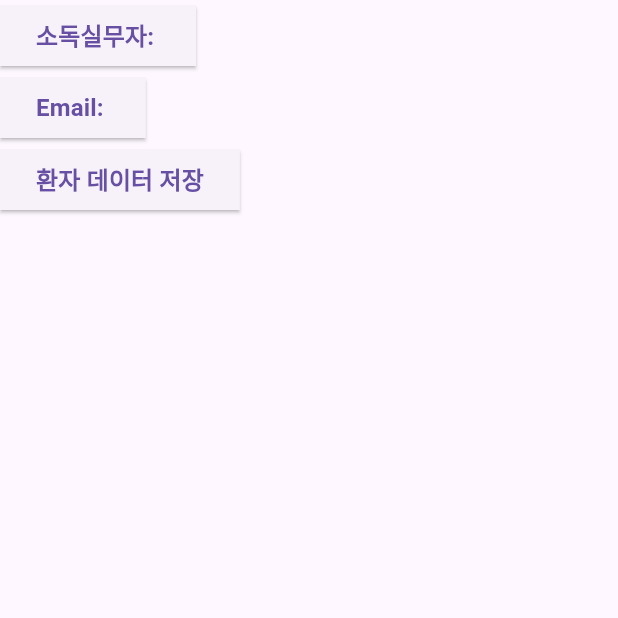
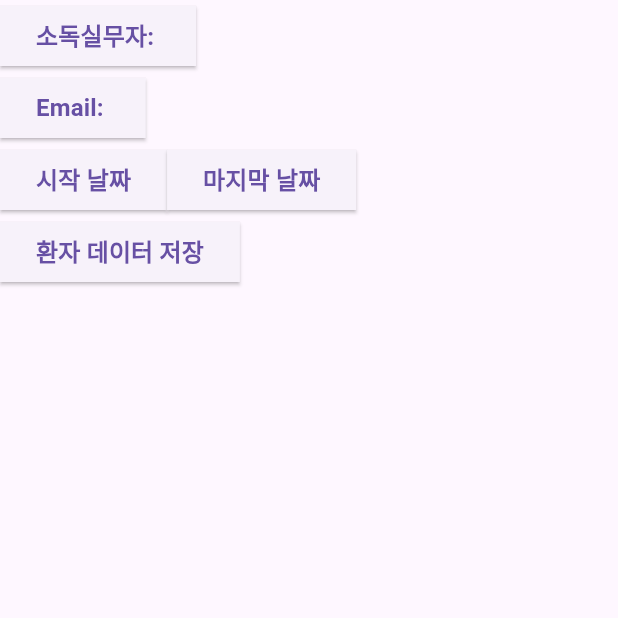
Before and after one commit to kimshinil79/ansung_endo, a Flutter app: the SettingsPage screen opened directly, on a phone screen of 412 x 824 dp, the top half of it. Run offline on Flutter 3.47's test engine with Material 3 defaults, Android fonts, the phone set to English and light mode, and no system bars; our stand-ins replace camera, cloud_firestore, firebase_core, shared_preferences; missing offline and left inert: flutter_email_sender, google_ml_kit, syncfusion_flutter_xlsio; accounts and stored records are empty.

Commit message:
최종 커밋 진짜!!

```diff
--- a/lib/tabs/settings.dart
+++ b/lib/tabs/settings.dart
@@ -5,6 +5,7 @@ import 'package:flutter/material.dart';
 import 'package:shared_preferences/shared_preferences.dart';
 import 'package:cloud_firestore/cloud_firestore.dart';
 import 'package:path_provider/path_provider.dart';
+import 'package:intl/intl.dart';
 
 class SettingsPage extends StatefulWidget {
   @override
@@ -12,16 +13,16 @@ class SettingsPage extends StatefulWidget {
 }
 
 class _SettingsPageState extends State<SettingsPage> {
-
   String washer = "";
   String emailAddress = "";
   final TextEditingController _washerController = TextEditingController();
   final TextEditingController _emailAdressController = TextEditingController();
+  DateTime? _startDate;
+  DateTime? _endDate;
 
-  final Map<String, String> GSFmachine = {'073':'KG391K073', '180':'5G391K180', '153':'5G391K153','256':'7G391K256','257':'7G391k257',
-    '259':'7G391K259','407':'2G348K407', '405':'2G348K405','390':'2G348K390', '333':'2G348K333', '694':'5G348K694'};
-  final Map<String, String> CSFmachine = {'039':'7C692K039', '166':'6C692K166', '098':'5C692K098', '219':'1C664K219', '379':'1C665K379', '515':'1C666K515',};
-
+  final Map<String, String> GSFmachine = {'073': 'KG391K073', '180': '5G391K180', '153': '5G391K153', '256': '7G391K256', '257': '7G391k257',
+    '259': '7G391K259', '407': '2G348K407', '405': '2G348K405', '390': '2G348K390', '333': '2G348K333', '694': '5G348K694'};
+  final Map<String, String> CSFmachine = {'039': '7C692K039', '166': '6C692K166', '098': '5C692K098', '219': '1C664K219', '379': '1C665K379', '515': '1C666K515',};
 
   @override
   void initState() {
@@ -32,8 +33,8 @@ class _SettingsPageState extends State<SettingsPage> {
   _loadEtc() async {
     SharedPreferences prefs = await SharedPreferences.getInstance();
     setState(() {
-      washer = (prefs.getString('washer')?? "");
-      emailAddress = (prefs.getString('emailAddress')?? "");
+      washer = (prefs.getString('washer') ?? "");
+      emailAddress = (prefs.getString('emailAddress') ?? "");
     });
   }
 
@@ -86,10 +87,53 @@ class _SettingsPageState extends State<SettingsPage> {
     );
   }
 
+  _selectDate(BuildContext context, bool isStart) async {
+    final DateTime? picked = await showDatePicker(
+      context: context,
+      initialDate: isStart ? _startDate ?? DateTime.now() : _endDate ?? DateTime.now(),
+      firstDate: DateTime(2000),
+      lastDate: DateTime(2101),
+    );
+    if (picked != null && picked != (isStart ? _startDate : _endDate))
+      setState(() {
+        if (isStart) {
+          _startDate = picked;
+        } else {
+          _endDate = picked;
+        }
+      });
+  }
+
   _savePatientsData() async {
+    if (_startDate == null || _endDate == null) {
+      ScaffoldMessenger.of(context).showSnackBar(SnackBar(content: Text('날짜를 설정해주세요.')));
+      return;
+    }
+
     try {
-      QuerySnapshot querySnapshot = await FirebaseFirestore.instance.collection('patients').get();
-      List<Map<String, dynamic>> patients = querySnapshot.docs.map((doc) => doc.data() as Map<String, dynamic>).toList();
+      String startDateString = DateFormat('yyyy-MM-dd').format(_startDate!);
+      String endDateString = DateFormat('yyyy-MM-dd').format(_endDate!);
+
+      print('Start Date: $startDateString');
+      print('End Date: $endDateString');
+
+      QuerySnapshot querySnapshot = await FirebaseFirestore.instance
+          .collection('patients')
+          .where('날짜', isGreaterThanOrEqualTo: startDateString)
+          .where('날짜', isLessThanOrEqualTo: endDateString)
+          .get();
+
+      List<Map<String, dynamic>> patients = querySnapshot.docs.map((doc) {
+        print('Document data: ${doc.data()}');
+        return doc.data() as Map<String, dynamic>;
+      }).toList();
+
+      if (patients.isEmpty) {
+        print('No patients found for the given date range.');
+        ScaffoldMessenger.of(context).showSnackBar(SnackBar(content: Text('No patients data found for the given date range.')));
+        return;
+      }
+
       String jsonPatients = jsonEncode(patients);
 
       Directory directory = await getApplicationDocumentsDirectory();
@@ -98,9 +142,11 @@ class _SettingsPageState extends State<SettingsPage> {
 
       ScaffoldMessenger.of(context).showSnackBar(SnackBar(content: Text('Patients data saved as JSON.')));
     } catch (e) {
+      print('Error: $e');
       ScaffoldMessenger.of(context).showSnackBar(SnackBar(content: Text('Failed to save patients data.')));
     }
   }
+
 
   @override
   Widget build(BuildContext context) {
@@ -127,7 +173,7 @@ class _SettingsPageState extends State<SettingsPage> {
               ),
             ),
             ElevatedButton(
-                onPressed:() =>  _showEditDialog('emailAddress', "Email 수정", _emailAdressController),
+              onPressed: () => _showEditDialog('emailAddress', "Email 수정", _emailAdressController),
               child: Text(
                 'Email: $emailAddress',
                 style: TextStyle(
@@ -142,6 +188,44 @@ class _SettingsPageState extends State<SettingsPage> {
                   ),
                 ),
               ),
+            ),
+            Row(
+              children: [
+                ElevatedButton(
+                  onPressed: () => _selectDate(context, true),
+                  child: Text(
+                    _startDate == null ? '시작 날짜' : DateFormat('yyyy-MM-dd').format(_startDate!),
+                    style: TextStyle(
+                      fontWeight: FontWeight.bold,
+                      fontSize: 16,
+                    ),
+                  ),
+                  style: ButtonStyle(
+                    shape: MaterialStateProperty.all<RoundedRectangleBorder>(
+                      RoundedRectangleBorder(
+                        borderRadius: BorderRadius.zero, // 모서리를 둥글지 않게 설정
+                      ),
+                    ),
+                  ),
+                ),
+                ElevatedButton(
+                  onPressed: () => _selectDate(context, false),
+                  child: Text(
+                    _endDate == null ? '마지막 날짜' : DateFormat('yyyy-MM-dd').format(_endDate!),
+                    style: TextStyle(
+                      fontWeight: FontWeight.bold,
+                      fontSize: 16,
+                    ),
+                  ),
+                  style: ButtonStyle(
+                    shape: MaterialStateProperty.all<RoundedRectangleBorder>(
+                      RoundedRectangleBorder(
+                        borderRadius: BorderRadius.zero, // 모서리를 둥글지 않게 설정
+                      ),
+                    ),
+                  ),
+                ),
+              ],
             ),
             ElevatedButton(
               onPressed: _savePatientsData,
@@ -162,7 +246,7 @@ class _SettingsPageState extends State<SettingsPage> {
             ),
           ],
         ),
-        )
+      ),
     );
   }
 }
```
Also changed, not shown: pubspec.lock. Lines whose indentation alone changed are shown as unchanged.
